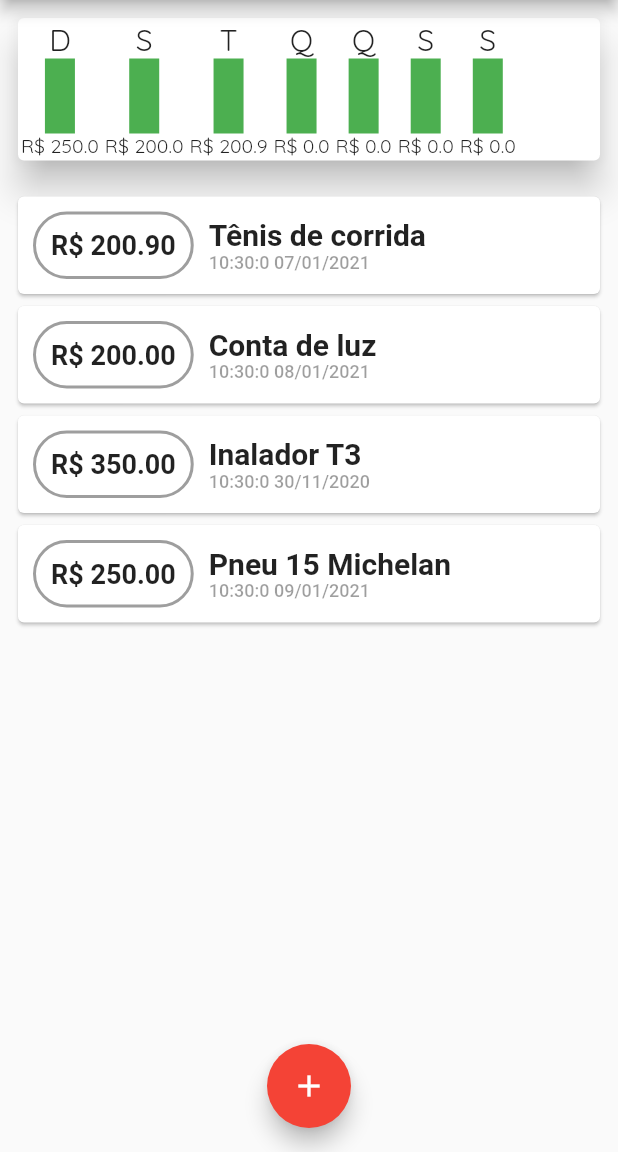
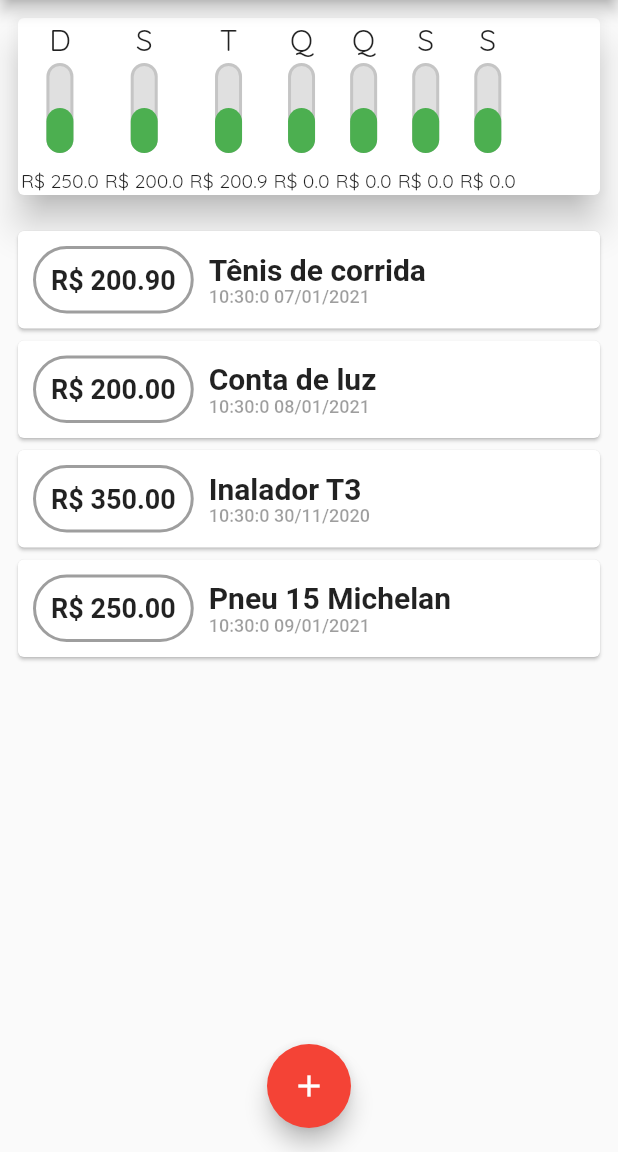
Before and after one commit to BSTK/app_expenses, a Flutter app: the screen it shows after launch, on a phone screen of 412 x 824 dp, the part 84-1236 px from its top. Run offline on Flutter 3.47's test engine with Material 2 defaults, Android fonts, the phone set to English and light mode, and no system bars.

Commit message:
main - Melhorando aparencia da barra

```diff
--- a/lib/grafico/grafico-barra.dart
+++ b/lib/grafico/grafico-barra.dart
@@ -1,4 +1,5 @@
 import 'package:flutter/material.dart';
+import 'package:flutter/rendering.dart';
 
 class GraficoBarra extends StatelessWidget {
 
@@ -18,22 +19,41 @@ class GraficoBarra extends StatelessWidget {
       padding: const EdgeInsets.all(2.0),
       child: Column(
         children: [
-          Text('$dia', style: TextStyle(
-            fontSize: 20.0,
-            fontFamily: 'Quicksand'
-          )),
+          Text('$dia',
+              style: TextStyle(fontSize: 20.0, fontFamily: 'Quicksand')),
+          SizedBox(height: 3),
           Container(
-            color: Colors.green,
-            width: 20.0,
-            height: 50.0,
+            height: 60,
+            width: 18,
+            child: Stack(
+              alignment: Alignment.bottomCenter,
+              children: [
+                Container(
+                  decoration: BoxDecoration(
+                      border: Border.all(color: Colors.black12, width: 2.0),
+                      color: Colors.black12,
+                      borderRadius: BorderRadius.circular(10.0)),
+                ),
+                FractionallySizedBox(
+                  heightFactor: 0.5,
+                  child: Container(
+                    decoration: BoxDecoration(
+                      color: Colors.green,
+                      borderRadius: BorderRadius.circular(10.0)
+                    ),
+                  ),
+                )
+              ],
+            ),
           ),
-          Text('R\$ $valor', style: TextStyle(
-            fontSize: 13.0,
-            fontFamily: 'Quicksand'
-          )),
+          SizedBox(height: 10),
+          Text('R\$ $valor',
+              style: TextStyle(
+                  fontSize: 13.0,
+                  fontFamily: 'Quicksand'
+              )),
         ],
       ),
     );
   }
-
 }
--- a/lib/grafico/grafico.dart
+++ b/lib/grafico/grafico.dart
@@ -1,5 +1,3 @@
-import 'dart:math';
-
 import 'package:app_expenses/grafico/grafico-barra.dart';
 import 'package:app_expenses/grafico/semana.dart';
 import 'package:app_expenses/trancacao/transacao.dart';
```
